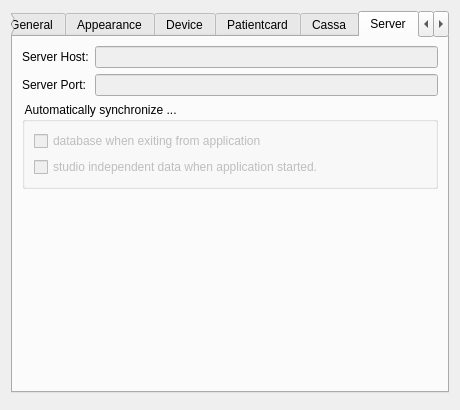
Qt form client/dlgpreferences.ui (tbikfalvi/Belenus) before a commit.
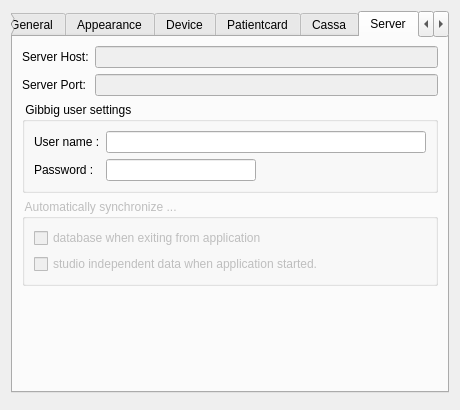
The same form after that commit. The open tabs and pages were chosen to show the change.

```diff
--- a/client/dlgpreferences.ui
+++ b/client/dlgpreferences.ui
@@ -1335,8 +1335,47 @@
          </item>
         </layout>
        </item>
+       <item>
+        <widget class="QGroupBox" name="gbUserSettings">
+         <property name="title">
+          <string> Gibbig user settings </string>
+         </property>
+         <layout class="QFormLayout" name="formLayout_5">
+          <item row="0" column="0">
+           <widget class="QLabel" name="lblGibbigName">
+            <property name="text">
+             <string>User name :</string>
+            </property>
+           </widget>
+          </item>
+          <item row="0" column="1">
+           <widget class="QLineEdit" name="ledGibbigName"/>
+          </item>
+          <item row="1" column="0">
+           <widget class="QLabel" name="lblGibbigPassword">
+            <property name="text">
+             <string>Password :</string>
+            </property>
+           </widget>
+          </item>
+          <item row="1" column="1">
+           <widget class="QLineEdit" name="ledGibbigPassword">
+            <property name="maximumSize">
+             <size>
+              <width>150</width>
+              <height>16777215</height>
+             </size>
+            </property>
+           </widget>
+          </item>
+         </layout>
+        </widget>
+       </item>
        <item>
         <widget class="QGroupBox" name="gbDBSynchron">
+         <property name="enabled">
+          <bool>false</bool>
+         </property>
          <property name="title">
           <string> Automatically synchronize ...</string>
          </property>
```
Left out of the diff: 2 changed lines with no effect on the pictures.
